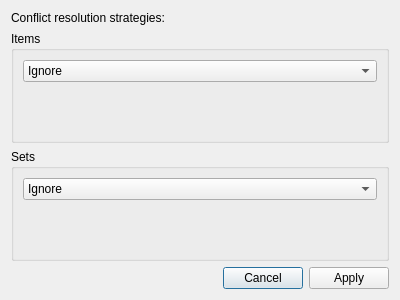
hmatuschek/qdmr, file src/configmergedialog.ui: the form before one commit.
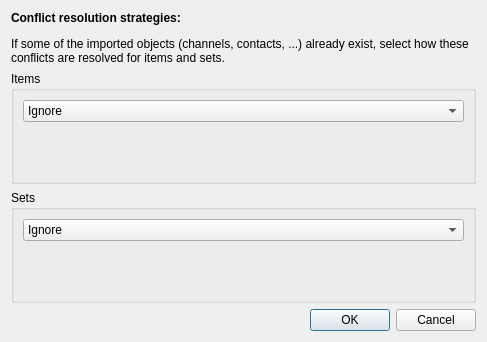
The form after the commit.

Diff of the .ui file:
```diff
--- a/src/configmergedialog.ui
+++ b/src/configmergedialog.ui
@@ -9,8 +9,8 @@
    <rect>
     <x>0</x>
     <y>0</y>
-    <width>400</width>
-    <height>300</height>
+    <width>487</width>
+    <height>342</height>
    </rect>
   </property>
   <property name="windowTitle">
@@ -29,7 +29,10 @@
       </sizepolicy>
      </property>
      <property name="text">
-      <string>Conflict resolution strategies:</string>
+      <string>&lt;html&gt;&lt;head/&gt;&lt;body&gt;&lt;p&gt;&lt;span style=&quot; font-weight:600;&quot;&gt;Conflict resolution strategies:&lt;/span&gt;&lt;/p&gt;&lt;p&gt;If some of the imported objects (channels, contacts, ...) already exist, select how these conflicts are resolved for items and sets.&lt;/p&gt;&lt;/body&gt;&lt;/html&gt;</string>
+     </property>
+     <property name="wordWrap">
+      <bool>true</bool>
      </property>
     </widget>
    </item>
@@ -75,6 +78,9 @@
         <property name="text">
          <string/>
         </property>
+        <property name="wordWrap">
+         <bool>true</bool>
+        </property>
        </widget>
       </item>
      </layout>
@@ -127,6 +133,9 @@
         <property name="text">
          <string/>
         </property>
+        <property name="wordWrap">
+         <bool>true</bool>
+        </property>
        </widget>
       </item>
      </layout>
@@ -138,7 +147,7 @@
       <enum>Qt::Horizontal</enum>
      </property>
      <property name="standardButtons">
-      <set>QDialogButtonBox::Apply|QDialogButtonBox::Cancel</set>
+      <set>QDialogButtonBox::Cancel|QDialogButtonBox::Ok</set>
      </property>
     </widget>
    </item>
```
Left out of the diff: 6 changed lines with no effect on the pictures.
